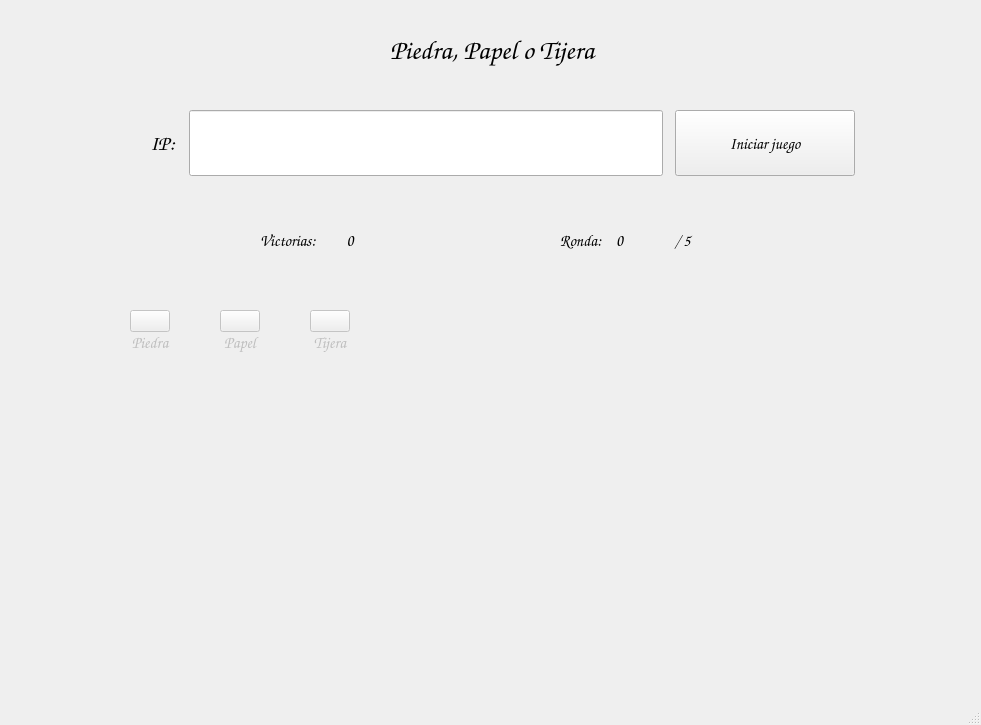
Before: the Qt Designer form UI/client.ui in axlserial/rpc-distribuidos, drawn with Qt 5.
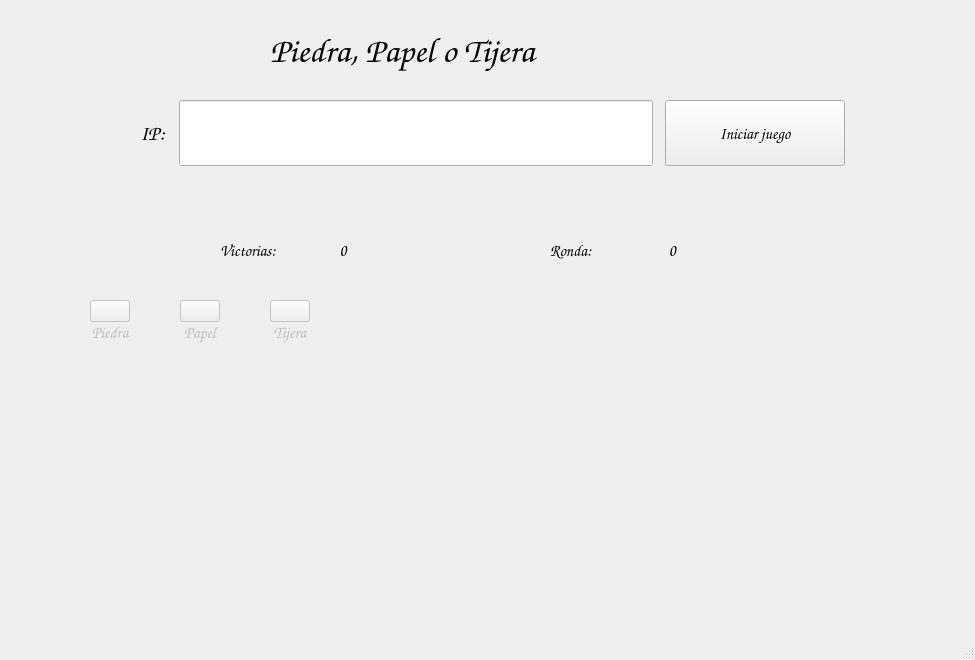
After: the same form once the commit is applied. Icons and pictures are not drawn.

Diff of the .ui file:
```diff
--- a/UI/client.ui
+++ b/UI/client.ui
@@ -6,8 +6,8 @@
    <rect>
     <x>0</x>
     <y>0</y>
-    <width>981</width>
-    <height>725</height>
+    <width>975</width>
+    <height>660</height>
    </rect>
   </property>
   <property name="windowTitle">
@@ -24,8 +24,8 @@
    <widget class="QWidget" name="gridLayoutWidget">
     <property name="geometry">
      <rect>
-      <x>150</x>
-      <y>110</y>
+      <x>140</x>
+      <y>100</y>
       <width>705</width>
       <height>66</height>
      </rect>
@@ -114,16 +114,18 @@
    <widget class="QLabel" name="label">
     <property name="geometry">
      <rect>
-      <x>390</x>
-      <y>30</y>
-      <width>211</width>
-      <height>41</height>
+      <x>270</x>
+      <y>20</y>
+      <width>471</width>
+      <height>61</height>
      </rect>
     </property>
     <property name="font">
      <font>
       <family>Comic Sans MS</family>
-      <pointsize>20</pointsize>
+      <pointsize>26</pointsize>
+      <weight>75</weight>
+      <bold>true</bold>
      </font>
     </property>
     <property name="text">
@@ -133,8 +135,8 @@
    <widget class="QWidget" name="horizontalLayoutWidget_2">
     <property name="geometry">
      <rect>
-      <x>260</x>
-      <y>200</y>
+      <x>220</x>
+      <y>210</y>
       <width>160</width>
       <height>80</height>
      </rect>
@@ -164,6 +166,9 @@
        <property name="text">
         <string> 0</string>
        </property>
+       <property name="alignment">
+        <set>Qt::AlignCenter</set>
+       </property>
       </widget>
      </item>
     </layout>
@@ -171,8 +176,8 @@
    <widget class="QWidget" name="horizontalLayoutWidget_3">
     <property name="geometry">
      <rect>
-      <x>560</x>
-      <y>200</y>
+      <x>550</x>
+      <y>210</y>
       <width>161</width>
       <height>81</height>
      </rect>
@@ -202,18 +207,8 @@
        <property name="text">
         <string>0</string>
        </property>
-      </widget>
-     </item>
-     <item>
-      <widget class="QLabel" name="label_5">
-       <property name="font">
-        <font>
-         <family>Comic Sans MS</family>
-         <pointsize>12</pointsize>
-        </font>
-       </property>
-       <property name="text">
-        <string> / 5</string>
+       <property name="alignment">
+        <set>Qt::AlignCenter</set>
        </property>
       </widget>
      </item>
@@ -225,10 +220,10 @@
     </property>
     <property name="geometry">
      <rect>
-      <x>130</x>
-      <y>310</y>
-      <width>738</width>
-      <height>271</height>
+      <x>90</x>
+      <y>300</y>
+      <width>741</width>
+      <height>251</height>
      </rect>
     </property>
     <layout class="QGridLayout" name="grid_options">
@@ -381,21 +376,30 @@
    <widget class="QLabel" name="round_label">
     <property name="geometry">
      <rect>
-      <x>230</x>
-      <y>610</y>
+      <x>190</x>
+      <y>560</y>
       <width>521</width>
-      <height>78</height>
+      <height>61</height>
      </rect>
     </property>
     <property name="font">
      <font>
       <family>Comic Sans MS</family>
-      <pointsize>12</pointsize>
+      <pointsize>20</pointsize>
+      <weight>75</weight>
+      <italic>true</italic>
+      <bold>true</bold>
      </font>
     </property>
     <property name="text">
      <string/>
     </property>
+    <property name="alignment">
+     <set>Qt::AlignCenter</set>
+    </property>
+    <property name="wordWrap">
+     <bool>false</bool>
+    </property>
    </widget>
   </widget>
   <widget class="QStatusBar" name="statusbar"/>
```
Left out of the diff: 130 changed lines with no effect on the pictures.
